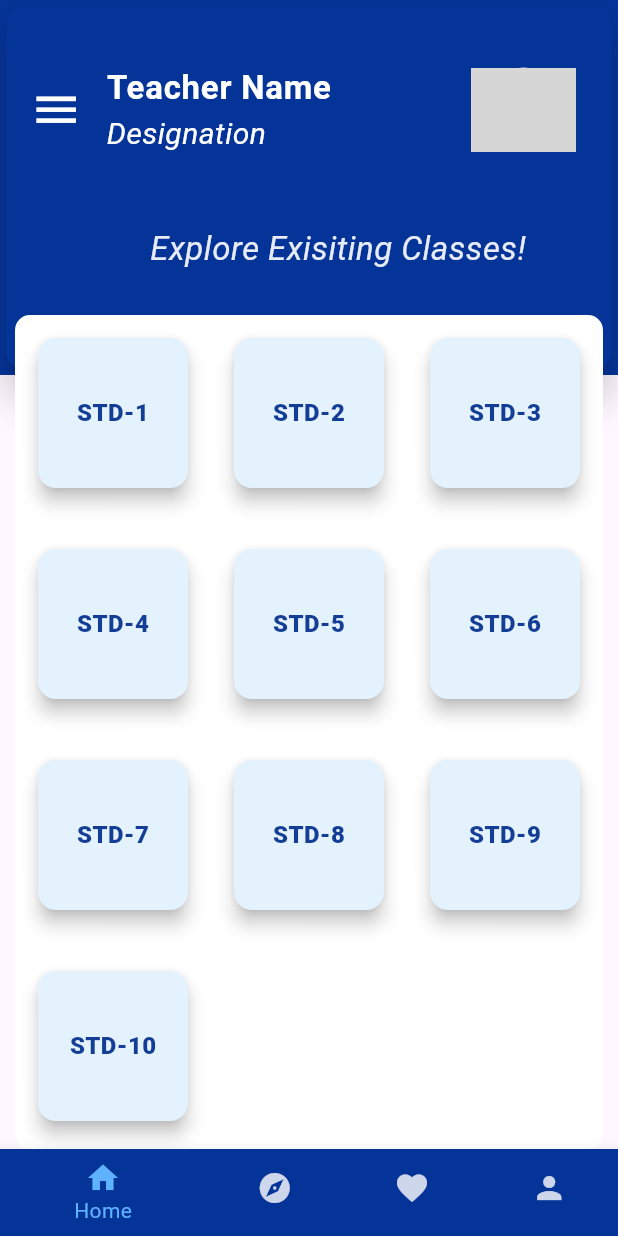
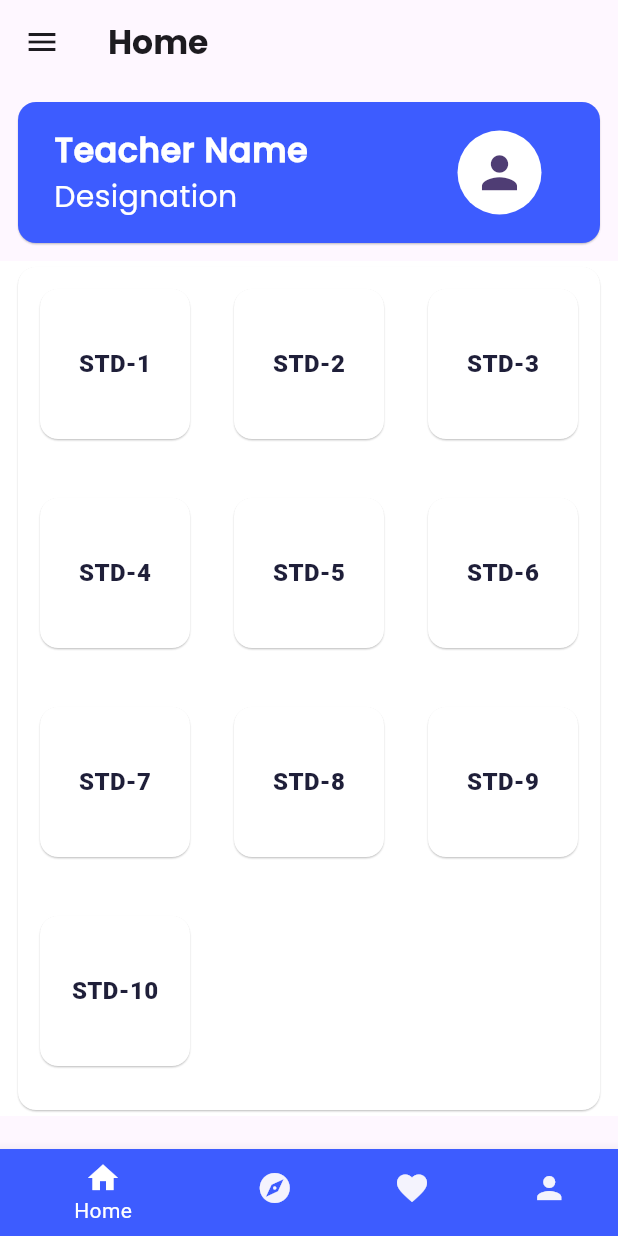
Before and after one commit to Iamshruti10/staff_support_system_flutter, a Flutter app: the screen it shows after launch, on a phone screen of 412 x 824 dp. Run offline on Flutter 3.47's test engine with Material 3 defaults, Android fonts, the phone set to English and light mode, and no system bars; grey boxes are pictures that could not be loaded.

Commit message:
home screen update

```diff
--- a/lib/HomePage/HomePage_Start.dart
+++ b/lib/HomePage/HomePage_Start.dart
@@ -1,8 +1,7 @@
-
-
 import 'package:flutter/material.dart';
 import 'package:staff_support_system_flutter/HomePage/HomePage.dart';
-
+import 'package:staff_support_system_flutter/constants/colors.dart';
+import 'package:staff_support_system_flutter/constants/fontstyle.dart';
 
 class HomePage_start extends StatefulWidget {
   const HomePage_start({super.key});
@@ -41,16 +40,65 @@ class _HomePage_startState extends State<HomePage_start> {
       matchingItemIndexes.add(i);
     }
     return Scaffold(
-      backgroundColor: Colors.grey[250],
+      resizeToAvoidBottomInset: false,
+      appBar: AppBar(
+        title: const Text(
+          'Home',
+          style: TextStyle(fontFamily: bold),
+        ),
+      ),
+      drawer: Drawer(
+        child: ListView(
+          // Important: Remove any padding from the ListView.
+          padding: EdgeInsets.zero,
+          children: [
+            const DrawerHeader(
+              decoration: BoxDecoration(
+                color: Colors.blue,
+              ),
+              child: Text('Drawer Header'),
+            ),
+            ListTile(
+              title: const Text('Home'),
+              selected: _selectedIndex == 0,
+              onTap: () {
+                // Update the state of the app
+                _onItemTapped(0);
+                // Then close the drawer
+                Navigator.pop(context);
+              },
+            ),
+            ListTile(
+              title: const Text('Business'),
+              selected: _selectedIndex == 1,
+              onTap: () {
+                // Update the state of the app
+                _onItemTapped(1);
+                // Then close the drawer
+                Navigator.pop(context);
+              },
+            ),
+            ListTile(
+              title: const Text('School'),
+              selected: _selectedIndex == 2,
+              onTap: () {
+                // Update the state of the app
+                _onItemTapped(2);
+                // Then close the drawer
+                Navigator.pop(context);
+              },
+            ),
+          ],
+        ),
+      ),
+
       bottomNavigationBar: Theme(
         data: ThemeData(
-          canvasColor: const Color(0xFF053498),
+          canvasColor: primayColor,
         ),
         child: BottomNavigationBar(
-          selectedItemColor: const Color(0xFF5FB2FF)
-,
-          unselectedItemColor:
-              const Color.fromARGB(255, 255, 255, 255).withOpacity(0.8),
+          selectedItemColor: textWhiteColor,
+         unselectedItemColor: lightWhiteColor,
           currentIndex: _selectedIndex,
           items: const <BottomNavigationBarItem>[
             BottomNavigationBarItem(
@@ -77,31 +125,23 @@ class _HomePage_startState extends State<HomePage_start> {
           },
         ),
       ),
-      body: Stack(
+      body: SingleChildScrollView(
+        child: Column(
           children: [
-          Container(
-            decoration:
-                const BoxDecoration(color:  Color(0xFF053498)
-),
-            child: const SizedBox(
-              height: 250,
-              width: 600,
-              child: Card(
-                elevation: 10,
-                color:  Color(0xFF053498),
+           const Padding(
+              padding:  EdgeInsets.all(8.0),
+              child:  Card(
+                elevation: 0.5,
+                color: primayColor,
                 child: Padding(
-                  padding: EdgeInsets.only(top: 30.0),
+                  padding: EdgeInsets.all(8.0),
                   child: ListTile(
-                    leading: Icon(
-                      Icons.menu,
-                      color: Colors.white,
-                      size: 35,
-                    ),
                     title: Text(
                       'Teacher Name',
                       style: TextStyle(
                         fontSize: 22,
-                        color: Colors.white,
+                        color: textWhiteColor,
+                        fontFamily: medium,
                         fontWeight: FontWeight.w700,
                       ),
                     ),
@@ -109,40 +149,29 @@ class _HomePage_startState extends State<HomePage_start> {
                       'Designation',
                       style: TextStyle(
                         fontSize: 20,
-                        color: Colors.white,
-                        fontStyle: FontStyle.italic,
+                        color: textWhiteColor,
+                        fontFamily: regular,
                       ),
                     ),
                     trailing: CircleAvatar(
                       radius: 35,
-                      backgroundImage: NetworkImage(""),
+                      backgroundColor: textWhiteColor,
+                      child: Icon(Icons.person, size: 35),
                     ),
                   ),
                 ),
               ),
             ),
-          ),
-          Padding(
-            padding: const EdgeInsets.fromLTRB(100, 150, 0, 120),
-            child: Text(
-              "Explore Exisiting Classes!",
-              style: TextStyle(
-                fontSize: 22,
-                color: Colors.white.withOpacity(0.9),
-                fontStyle: FontStyle.italic,
-              ),
-            ),
-          ),
-          Padding(
-            padding: const EdgeInsets.fromLTRB(10, 210, 10, 0),
-            child: Container(
-              // height: 570,
-              decoration: BoxDecoration(
-                color: Colors.white,
-                //border: Border.all(width: 1.5),
-                borderRadius: BorderRadius.circular(10.0),
-              ),
+
+            Container(
+              height: 570,
+             decoration:const BoxDecoration(color: textWhiteColor),
+             padding: const EdgeInsets.symmetric(horizontal: 8),
+              child: Card(
+                elevation: 0.5,
+                color: textWhiteColor,
                 child: GridView.builder(
+                  physics:const NeverScrollableScrollPhysics(),
                   gridDelegate: const SliverGridDelegateWithFixedCrossAxisCount(
                     crossAxisCount: 3,
                     mainAxisSpacing: 10.0,
@@ -164,8 +193,8 @@ class _HomePage_startState extends State<HomePage_start> {
                         mainAxisAlignment: MainAxisAlignment.spaceEvenly,
                         children: [
                           Card(
-                          elevation: 5,
-                          color: Colors.blue[50],
+                            elevation: 0.5,
+                            color: textWhiteColor,
                             child: SizedBox(
                               height: 100,
                               width: 100,
@@ -174,7 +203,7 @@ class _HomePage_startState extends State<HomePage_start> {
                                   STD[itemIndex],
                                   style: const TextStyle(
                                     fontSize: 16,
-                                  color: Color(0xF30A3590),
+                                    color: textFieldColor,
                                     fontWeight: FontWeight.w800,
                                   ),
                                 ),
@@ -188,8 +217,14 @@ class _HomePage_startState extends State<HomePage_start> {
                 ),
               ),
             ),
+
           ],
+        ),
       ),
     );
   }
 }
+/*
+*
+*
+*   */
--- /dev/null
+++ b/lib/constants/colors.dart
@@ -0,0 +1,7 @@
+import 'dart:ui';
+
+const Color primayColor = Color(0xFF3D5CFF);
+const Color textFieldColor =  Color(0xFF1F1F39);
+const Color textGrayColor = Color(0xFF858597);
+const Color textWhiteColor = Color(0xFFFFFFFF);
+const Color lightWhiteColor = Color(0xFFF4F3FD);
--- /dev/null
+++ b/lib/constants/fontstyle.dart
@@ -0,0 +1,3 @@
+const regular = 'Poppins-regular';
+const medium = 'Poppins-medium';
+const bold = 'Poppins-Bold';
```
Also changed, not shown: pubspec.yaml (+17 -16 lines), assets/fonts/Poppins-Bold.ttf (added), assets/fonts/Poppins-Medium.ttf (added), assets/fonts/Poppins-Regular.ttf (added), pubspec.lock. Lines whose indentation alone changed are shown as unchanged.
